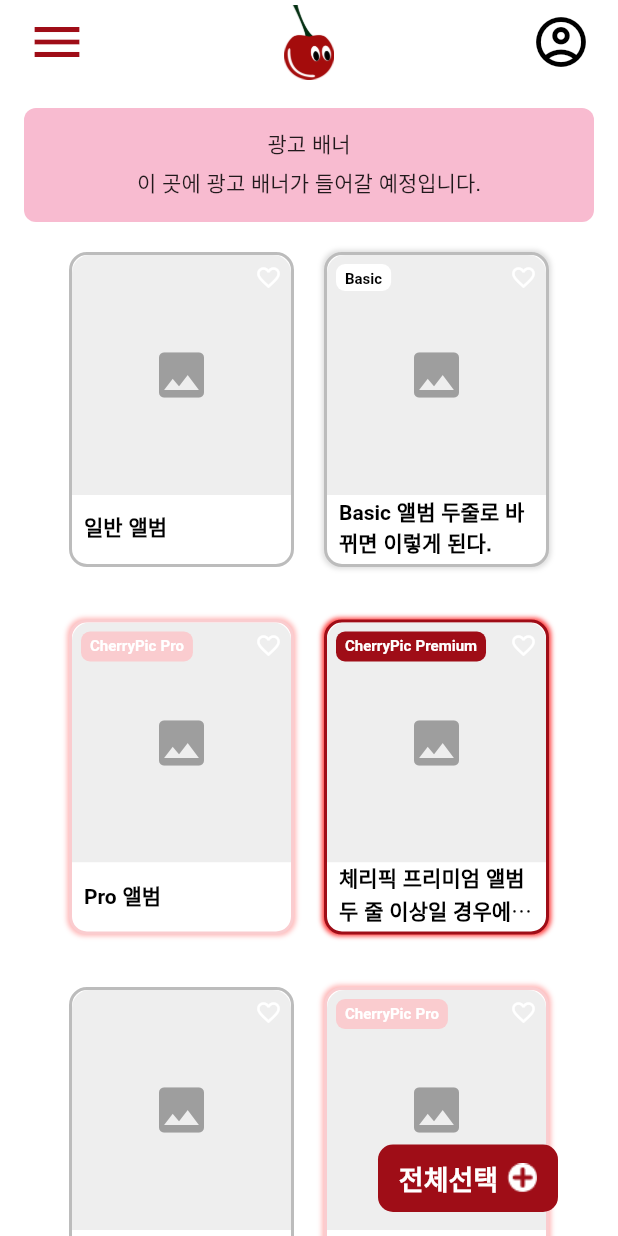
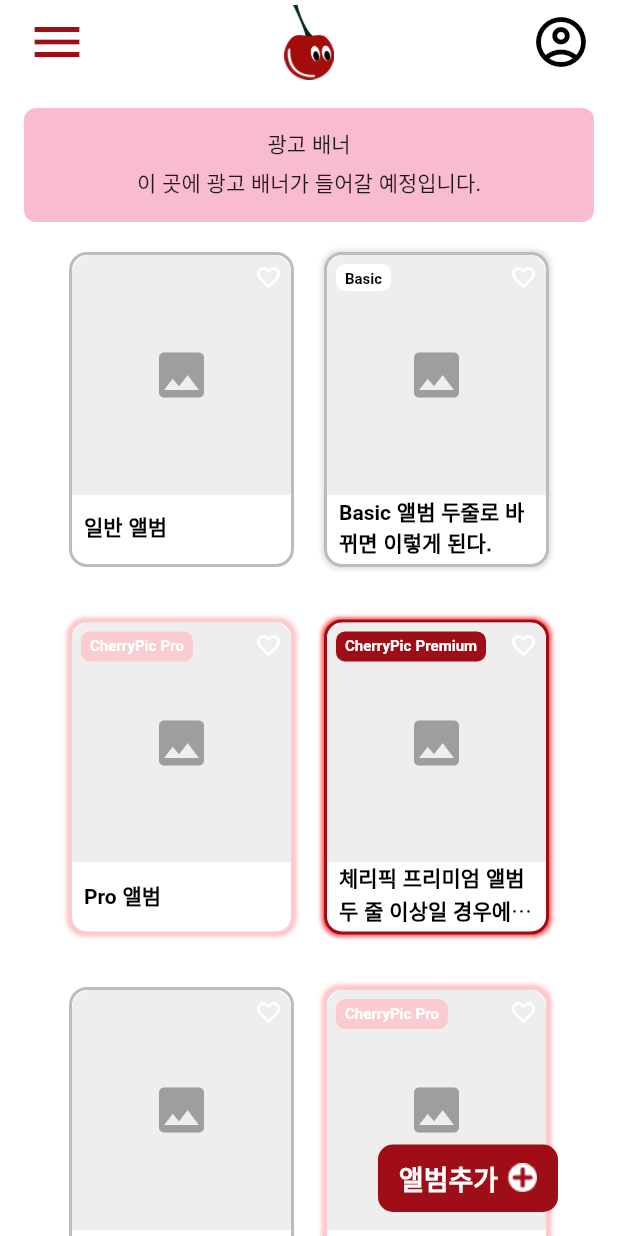
Before and after one commit to cherrypic-proj/cherrypic-client, a Flutter app: the screen it shows after launch, on a phone screen of 412 x 824 dp. Run offline on Flutter 3.47's test engine with Material 3 defaults, Android fonts, the phone set to English and light mode, and no system bars; our stand-ins replace dio, go_router, percent_indicator.

Commit message:
[#5] go_router 코드 리팩토링

```diff
--- a/lib/app/cherrypic_app.dart
+++ b/lib/app/cherrypic_app.dart
@@ -1,5 +1,4 @@
 import 'package:flutter/material.dart';
-import 'package:go_router/go_router.dart';
 
 import 'package:cherrypic/core/constants/font.dart';
 import 'package:cherrypic/core/router/app_router.dart';
--- a/lib/core/router/app_router.dart
+++ b/lib/core/router/app_router.dart
@@ -1,19 +1,50 @@
+import 'package:cherrypic/core/router/route_path.dart';
 import 'package:cherrypic/presentation/screens/main/album/add/album_add_screen.dart';
 import 'package:cherrypic/presentation/screens/main/home_tab/main_screen.dart';
+import 'package:cherrypic/presentation/widgets/custom_app_bar.dart';
 import 'package:flutter/material.dart';
 import 'package:go_router/go_router.dart';
 
-import 'route_path.dart';
+// 앱바 고정 UI 레퍼
+class ScaffoldWithNavBar extends StatelessWidget {
+  final Widget child;
+  const ScaffoldWithNavBar({required this.child, super.key});
 
+  @override
+  Widget build(BuildContext context) {
+    return Scaffold(appBar: CustomAppBar(), body: child);
+  }
+}
+
+// 경로별 화면 빌더 매핑 -> 여기 작성 필수!
+final Map<String, GoRouterWidgetBuilder> routeBuilders = {
+  RoutePath.home: (context, state) => const MainScreen(),
+  RoutePath.albumAdd: (context, state) => const AlbumAddScreen(),
+  // 필요시 추가
+};
+
+// 앱바 고정 경로 목록 -> 여기 적으면 앱바 고정됨.
+final List<String> shellRoutes = [
+  RoutePath.home,
+  // RoutePath.albumAdd,
+  // 필요시 추가
+];
+
+// GoRouter
 final GoRouter appRouter = GoRouter(
+  initialLocation: RoutePath.home,
   routes: [
-    GoRoute(
-      path: RoutePath.home,
-      builder: (context, state) => const MainScreen(),
+    // 앱바 고정 ShellRoute
+    ShellRoute(
+      builder: (context, state, child) => ScaffoldWithNavBar(child: child),
+      routes: shellRoutes.map((path) {
+        return GoRoute(path: path, builder: routeBuilders[path]!);
+      }).toList(),
     ),
-    GoRoute(
-      path: RoutePath.albumAdd,
-      builder: (context, state) => const AlbumAddScreen(),
-    ),
+
+    // 앱바 없는 개별 라우트들
+    ...routeBuilders.keys
+        .where((path) => !shellRoutes.contains(path))
+        .map((path) => GoRoute(path: path, builder: routeBuilders[path]!)),
   ],
 );
--- a/lib/presentation/screens/main/album/add/album_add_screen.dart
+++ b/lib/presentation/screens/main/album/add/album_add_screen.dart
@@ -2,8 +2,8 @@ import 'package:cherrypic/presentation/screens/main/album/components/album_cover
 import 'package:cherrypic/presentation/screens/main/album/components/album_permission_toggle.dart';
 import 'package:cherrypic/presentation/screens/main/album/components/album_type_selector.dart';
 import 'package:flutter/material.dart';
-import 'package:cherrypic/core/constants/color.dart';
 import 'package:cherrypic/core/constants/font.dart';
+import 'package:go_router/go_router.dart';
 
 class AlbumAddScreen extends StatelessWidget {
   const AlbumAddScreen({super.key});
@@ -17,7 +17,7 @@ class AlbumAddScreen extends StatelessWidget {
         centerTitle: true,
         leading: IconButton(
           icon: const Icon(Icons.arrow_back, color: Colors.black),
-          onPressed: () => Navigator.pop(context),
+          onPressed: () => context.pop(),
         ),
         title: Text(
           '앨범 추가',
--- a/lib/presentation/screens/main/home_tab/main_screen.dart
+++ b/lib/presentation/screens/main/home_tab/main_screen.dart
@@ -3,7 +3,6 @@ import 'package:cherrypic/core/constants/font.dart';
 import 'package:cherrypic/presentation/screens/main/home_tab/ad_banner_placeholder.dart';
 import 'package:cherrypic/presentation/screens/main/home_tab/album_section.dart';
 import 'package:flutter/material.dart';
-import 'package:cherrypic/presentation/widgets/custom_app_bar.dart';
 import 'package:cherrypic/core/router/route_path.dart';
 import 'package:go_router/go_router.dart';
 
@@ -15,7 +14,7 @@ class MainScreen extends StatelessWidget {
     return Scaffold(
       extendBody: true,
       backgroundColor: Colors.white,
-      appBar: const CustomAppBar(),
+      // appBar: const CustomAppBar(),
       body: SafeArea(
         bottom: false,
         child: Column(
@@ -33,6 +32,8 @@ class MainScreen extends StatelessWidget {
           height: 45,
           child: TextButton(
             onPressed: () {
+              // context.pushNamed(RouteName.albumAdd);
+              // context.pushNamed(RouteName.albumAddFull);
               context.push(RoutePath.albumAdd);
             },
             style: TextButton.styleFrom(
@@ -46,7 +47,7 @@ class MainScreen extends StatelessWidget {
               mainAxisAlignment: MainAxisAlignment.center,
               children: [
                 Text(
-                  '전체선택',
+                  '앨범추가',
                   style: AppFont.size18.copyWith(
                     color: Colors.white,
                     fontSize: 18,
```
